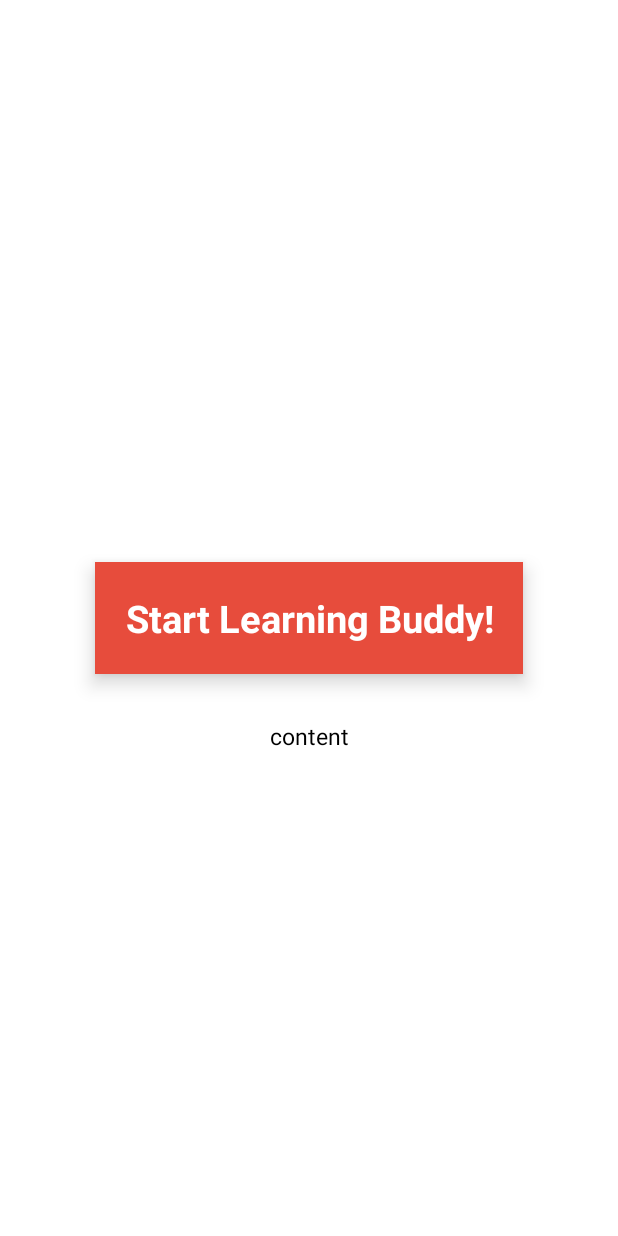
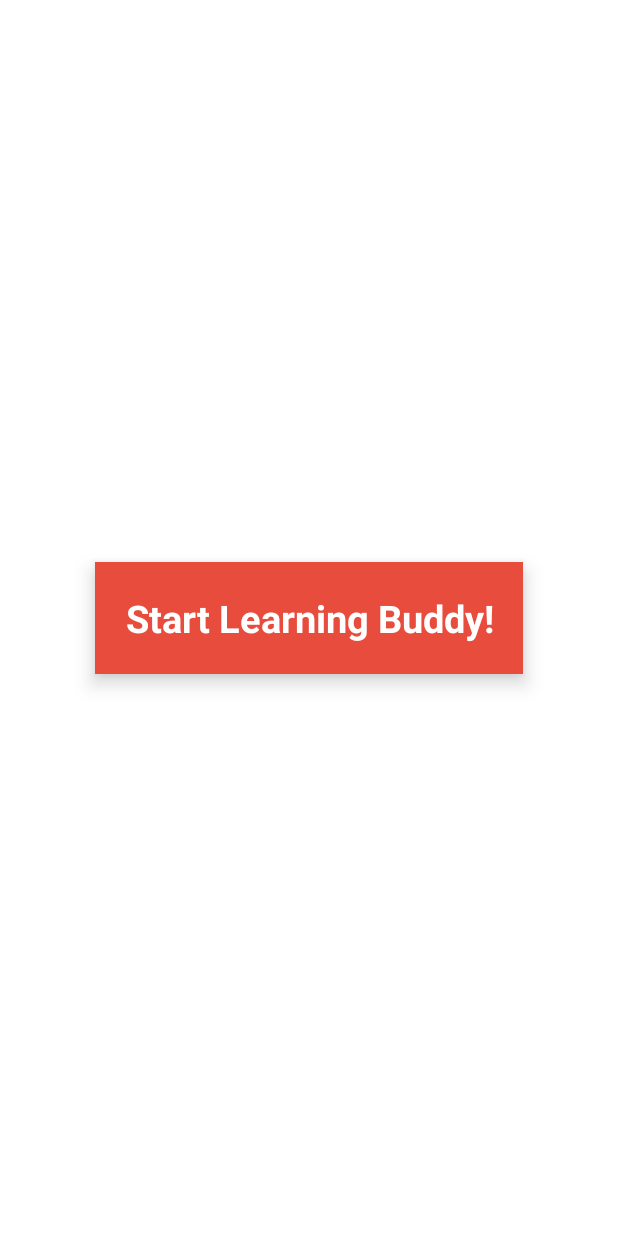
Before and after one commit to kfennedy/safariProject, an Android app: the screen it shows after launch (ActivityLauncher), on a phone screen of 412 x 824 dp. Run offline under Robolectric (Android 15) with nearby library versions, the phone set to English and light mode, and no system bars; our stand-ins replace Firebase (no records; nobody signed in at launch, a user with empty details on screens opened directly); libraries missing offline, so code that uses them is left out: me.dm7.barcodescanner.

Commit message:
implemented scenarios for students

```diff
--- a/SafariStudent/app/src/main/res/layout/home_student.xml
+++ b/SafariStudent/app/src/main/res/layout/home_student.xml
@@ -21,17 +21,4 @@
         android:onClick="processMessage1"
         android:layout_centerInParent="true"/>
 
-    <TextView
-        android:id="@+id/resultView"
-        android:layout_width="match_parent"
-        android:layout_height="wrap_content"
-        android:layout_below="@id/buttonStart"
-        android:layout_marginTop="25dp"
-        android:layout_centerHorizontal="true"
-        android:text="content"
-        android:textColor="@color/black"
-        android:textSize="15sp"
-        android:padding="5dp"
-        android:gravity="center_horizontal"/>
-
 </RelativeLayout>
```
Also changed, not shown: SafariStudent/app/src/main/java/com/ahlab/safaristudent/ActivityLauncher.java (+64 -36 lines).
